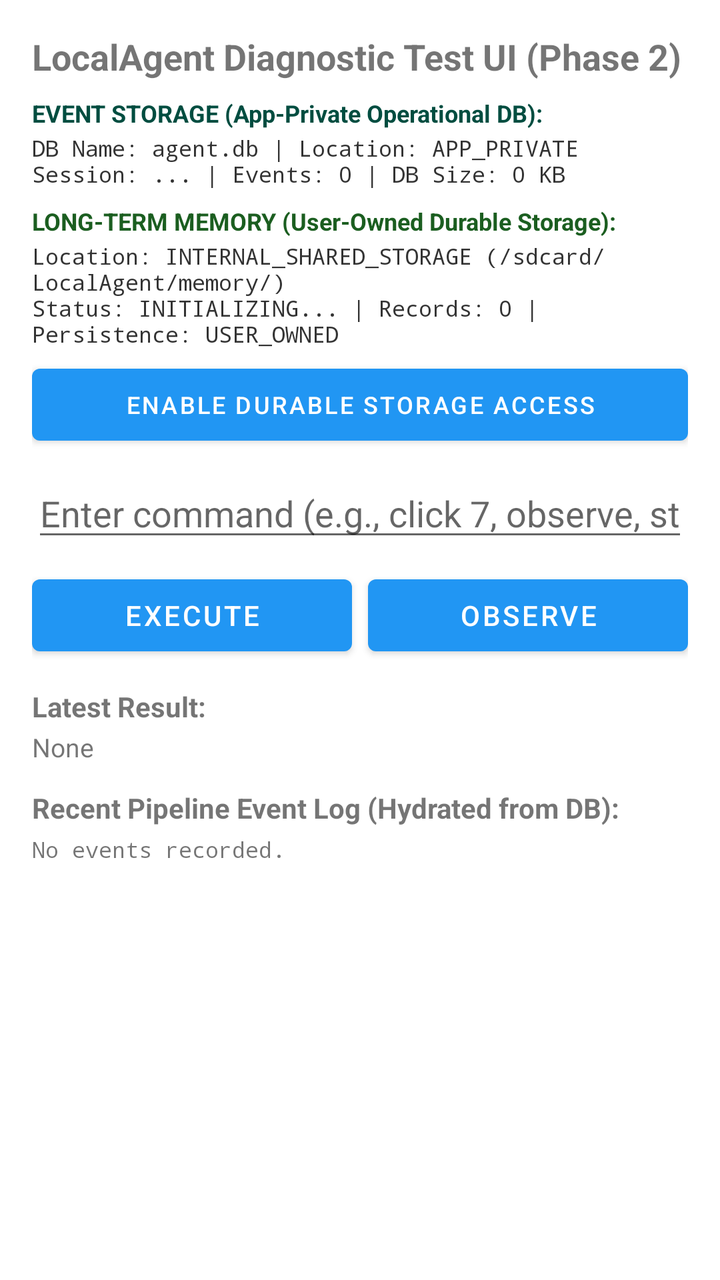
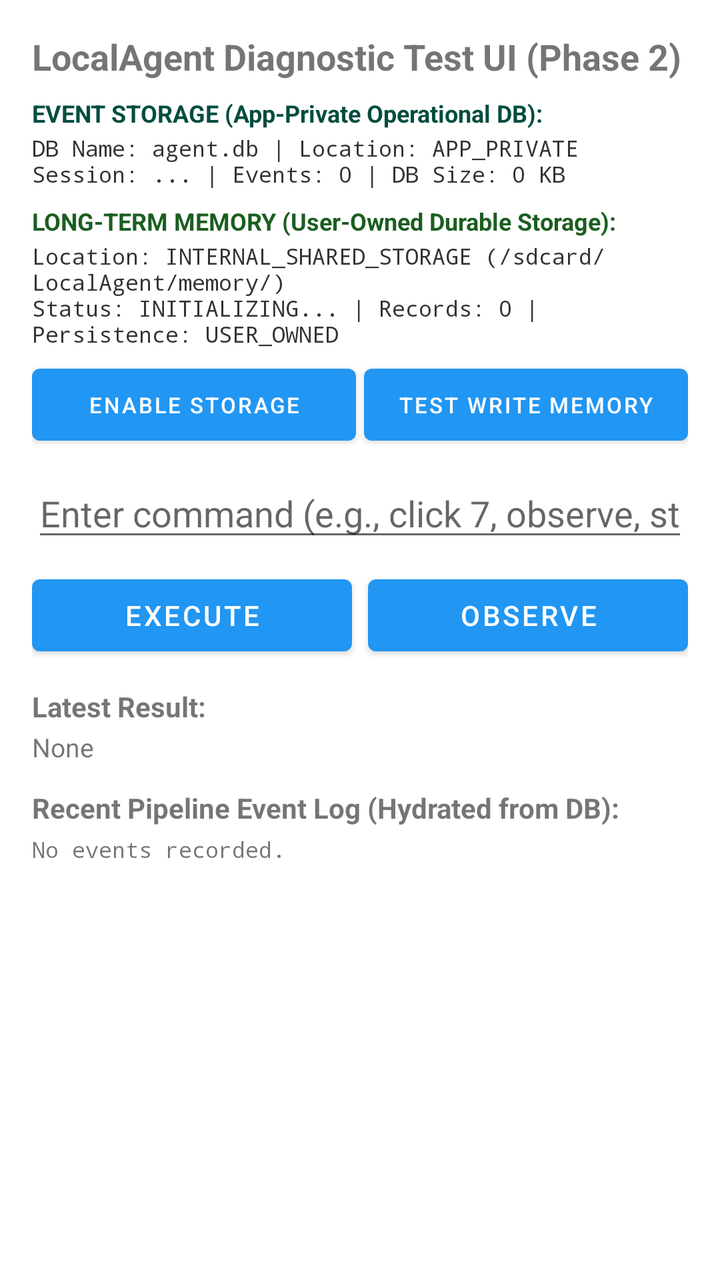

Screens rendered from an Android XML layout before and after an edit, with the pre-edit source and the edit as a unified diff.
<!-- AndroidManifest.xml: application theme Theme.LocalAgent -->
<!-- res/layout/activity_main.xml -->
<?xml version="1.0" encoding="utf-8"?>
<LinearLayout xmlns:android="http://schemas.android.com/apk/res/android"
    android:layout_width="match_parent"
    android:layout_height="match_parent"
    android:orientation="vertical"
    android:padding="16dp">

    <TextView
        android:id="@+id/tvTitle"
        android:layout_width="match_parent"
        android:layout_height="wrap_content"
        android:text="LocalAgent Diagnostic Test UI (Phase 2)"
        android:textSize="18sp"
        android:textStyle="bold" />

    <TextView
        android:id="@+id/tvEventStorageHeader"
        android:layout_width="match_parent"
        android:layout_height="wrap_content"
        android:layout_marginTop="8dp"
        android:text="EVENT STORAGE (App-Private Operational DB):"
        android:textSize="12sp"
        android:textStyle="bold"
        android:textColor="#004D40" />

    <TextView
        android:id="@+id/tvEventStorageDiagnostics"
        android:layout_width="match_parent"
        android:layout_height="wrap_content"
        android:layout_marginTop="2dp"
        android:text="DB Name: agent.db | Location: APP_PRIVATE\nSession: ... | Events: 0 | DB Size: 0 KB"
        android:textSize="11sp"
        android:fontFamily="monospace"
        android:textColor="#333333" />

    <TextView
        android:id="@+id/tvDurableMemoryHeader"
        android:layout_width="match_parent"
        android:layout_height="wrap_content"
        android:layout_marginTop="8dp"
        android:text="LONG-TERM MEMORY (User-Owned Durable Storage):"
        android:textSize="12sp"
        android:textStyle="bold"
        android:textColor="#1B5E20" />

    <TextView
        android:id="@+id/tvDurableMemoryDiagnostics"
        android:layout_width="match_parent"
        android:layout_height="wrap_content"
        android:layout_marginTop="2dp"
        android:text="Location: INTERNAL_SHARED_STORAGE (/sdcard/LocalAgent/memory/)\nStatus: INITIALIZING... | Records: 0 | Persistence: USER_OWNED"
        android:textSize="11sp"
        android:fontFamily="monospace"
        android:textColor="#333333" />

    <Button
        android:id="@+id/btnEnableStorage"
        android:layout_width="match_parent"
        android:layout_height="wrap_content"
        android:layout_marginTop="4dp"
        android:text="Enable Durable Storage Access"
        android:textSize="12sp" />

    <EditText
        android:id="@+id/etCommandInput"
        android:layout_width="match_parent"
        android:layout_height="wrap_content"
        android:layout_marginTop="8dp"
        android:hint="Enter command (e.g., click 7, observe, status)"
        android:inputType="text" />

    <LinearLayout
        android:layout_width="match_parent"
        android:layout_height="wrap_content"
        android:layout_marginTop="8dp"
        android:orientation="horizontal">

        <Button
            android:id="@+id/btnExecute"
            android:layout_width="0dp"
            android:layout_height="wrap_content"
            android:layout_weight="1"
            android:text="Execute" />

        <Button
            android:id="@+id/btnObserve"
            android:layout_width="0dp"
            android:layout_height="wrap_content"
            android:layout_weight="1"
            android:layout_marginStart="8dp"
            android:text="Observe" />
    </LinearLayout>

    <TextView
        android:id="@+id/tvLatestResultHeader"
        android:layout_width="match_parent"
        android:layout_height="wrap_content"
        android:layout_marginTop="12dp"
        android:text="Latest Result:"
        android:textStyle="bold" />

    <TextView
        android:id="@+id/tvLatestResult"
        android:layout_width="match_parent"
        android:layout_height="wrap_content"
        android:layout_marginTop="2dp"
        android:text="None"
        android:textSize="13sp" />

    <TextView
        android:id="@+id/tvRecentEventsHeader"
        android:layout_width="match_parent"
        android:layout_height="wrap_content"
        android:layout_marginTop="12dp"
        android:text="Recent Pipeline Event Log (Hydrated from DB):"
        android:textStyle="bold" />

    <ScrollView
        android:layout_width="match_parent"
        android:layout_height="0dp"
        android:layout_weight="1"
        android:layout_marginTop="4dp">

        <TextView
            android:id="@+id/tvRecentEvents"
            android:layout_width="match_parent"
            android:layout_height="wrap_content"
            android:text="No events recorded."
            android:textSize="11sp"
            android:fontFamily="monospace" />
    </ScrollView>

</LinearLayout>
<!-- resources referenced by this layout -->
<resources>
  <style name="Theme.LocalAgent" parent="Theme.MaterialComponents.DayNight.DarkActionBar">
          <item name="colorPrimary">#2196F3</item>
          <item name="colorPrimaryVariant">#1976D2</item>
          <item name="colorOnPrimary">#FFFFFF</item>
          <item name="colorSecondary">#03DAC6</item>
          <item name="colorSecondaryVariant">#018786</item>
          <item name="colorOnSecondary">#000000</item>
      </style>
</resources>

<!-- the commit's change to res/layout/activity_main.xml (unified diff, before → after) -->
@@ -53,13 +53,29 @@
         android:fontFamily="monospace"
         android:textColor="#333333" />
 
-    <Button
-        android:id="@+id/btnEnableStorage"
+    <LinearLayout
         android:layout_width="match_parent"
         android:layout_height="wrap_content"
         android:layout_marginTop="4dp"
-        android:text="Enable Durable Storage Access"
-        android:textSize="12sp" />
+        android:orientation="horizontal">
+
+        <Button
+            android:id="@+id/btnEnableStorage"
+            android:layout_width="0dp"
+            android:layout_height="wrap_content"
+            android:layout_weight="1"
+            android:text="Enable Storage"
+            android:textSize="11sp" />
+
+        <Button
+            android:id="@+id/btnTestWriteMemory"
+            android:layout_width="0dp"
+            android:layout_height="wrap_content"
+            android:layout_weight="1"
+            android:layout_marginStart="4dp"
+            android:text="Test Write Memory"
+            android:textSize="11sp" />
+    </LinearLayout>
 
     <EditText
         android:id="@+id/etCommandInput"
